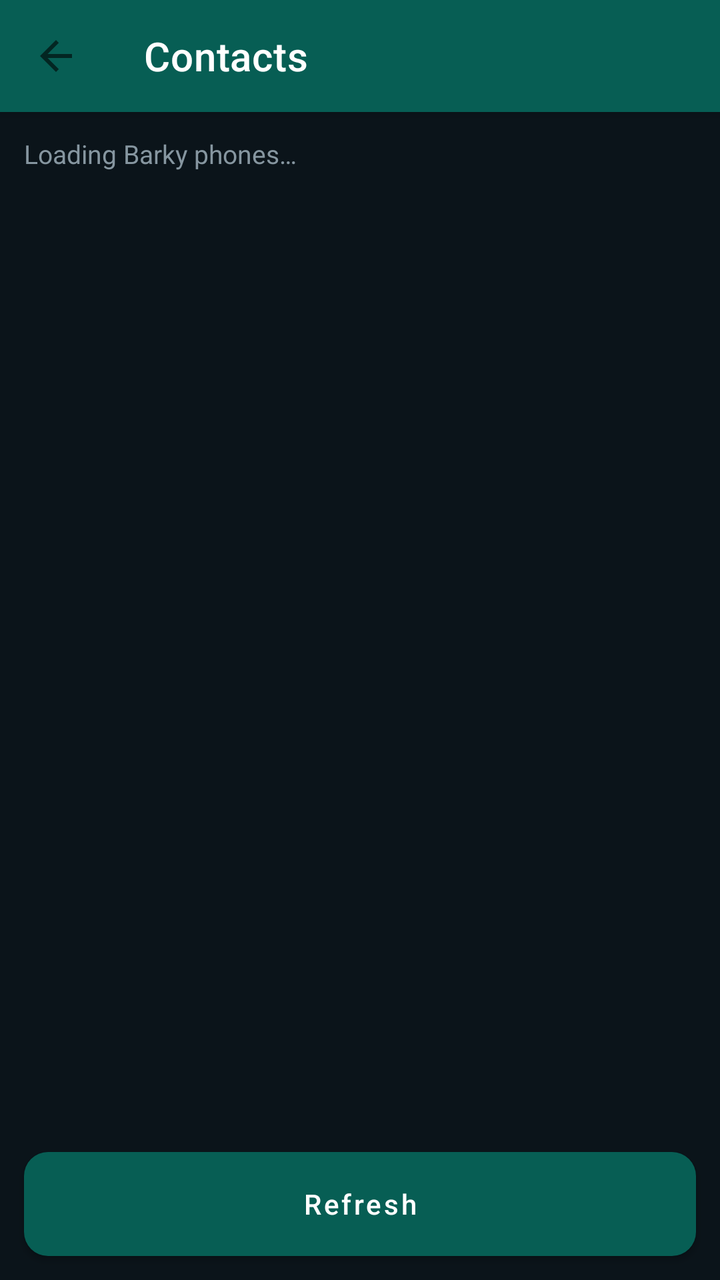
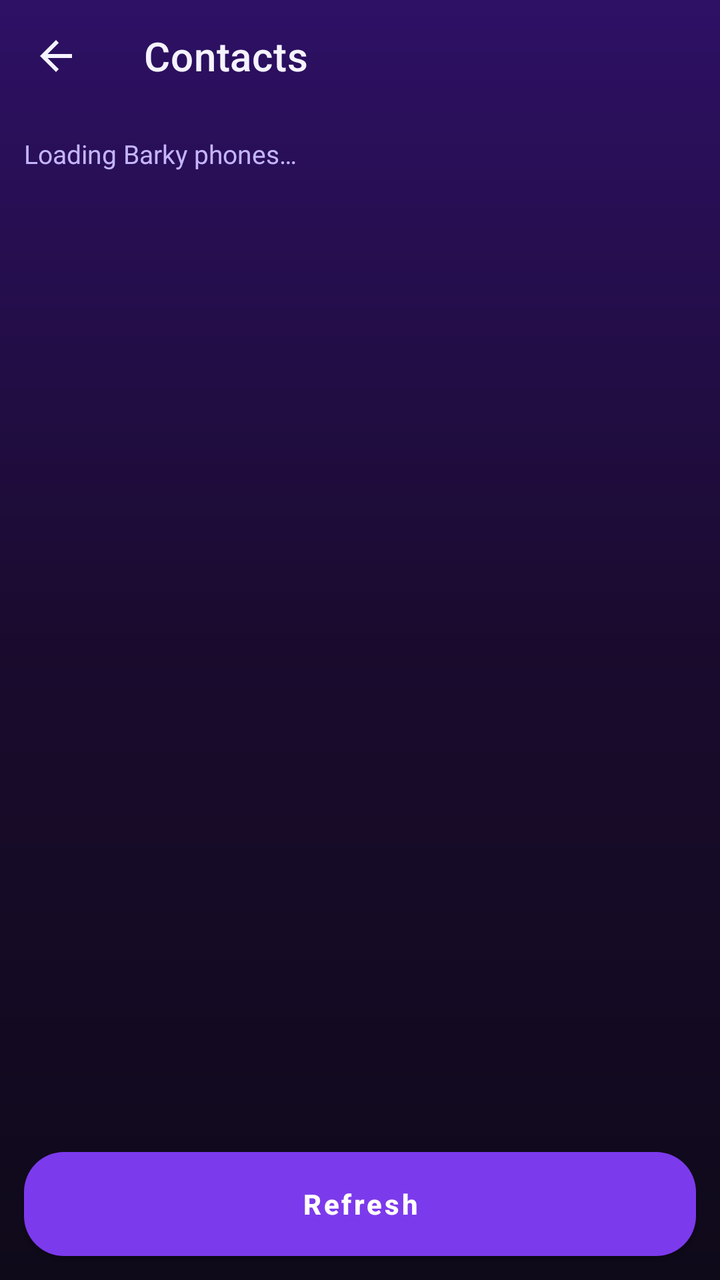

An Android layout rendered at two revisions. The XML below is the earlier revision; the diff shows what the commit changed to produce the second picture.
<!-- AndroidManifest.xml: application theme Theme.Barky -->
<!-- res/layout/activity_contacts.xml -->
<?xml version="1.0" encoding="utf-8"?>
<LinearLayout xmlns:android="http://schemas.android.com/apk/res/android"
    xmlns:app="http://schemas.android.com/apk/res-auto"
    android:layout_width="match_parent"
    android:layout_height="match_parent"
    android:background="@color/barky_background"
    android:fitsSystemWindows="true"
    android:orientation="vertical">

    <com.google.android.material.appbar.MaterialToolbar
        android:id="@+id/toolbar"
        android:layout_width="match_parent"
        android:layout_height="?attr/actionBarSize"
        android:background="@color/barky_primary"
        android:elevation="4dp"
        app:navigationIcon="?attr/homeAsUpIndicator"
        app:title="@string/contacts_title"
        app:titleTextColor="@color/barky_on_primary" />

    <TextView
        android:id="@+id/contacts_status"
        android:layout_width="match_parent"
        android:layout_height="wrap_content"
        android:padding="12dp"
        android:text="@string/contacts_loading"
        android:textColor="@color/barky_on_surface_muted"
        android:textSize="13sp" />

    <androidx.recyclerview.widget.RecyclerView
        android:id="@+id/contacts_list"
        android:layout_width="match_parent"
        android:layout_height="0dp"
        android:layout_weight="1"
        android:clipToPadding="false"
        android:padding="8dp" />

    <com.google.android.material.button.MaterialButton
        android:id="@+id/contacts_refresh"
        style="@style/Widget.Barky.Button"
        android:layout_width="match_parent"
        android:layout_height="wrap_content"
        android:layout_margin="12dp"
        android:text="@string/contacts_refresh" />
</LinearLayout>
<!-- resources referenced by this layout -->
<resources>
  <color name="barky_background">#0B141A</color>
  <color name="barky_on_primary">#FFFFFF</color>
  <color name="barky_on_surface_muted">#8696A0</color>
  <color name="barky_primary">#075E54</color>
  <string name="contacts_loading">Loading Barky phones…</string>
  <string name="contacts_refresh">Refresh</string>
  <string name="contacts_title">Contacts</string>
  <style name="Widget.Barky.Button" parent="Widget.MaterialComponents.Button">
          <item name="android:minHeight">52dp</item>
          <item name="android:insetTop">0dp</item>
          <item name="android:insetBottom">0dp</item>
          <item name="cornerRadius">12dp</item>
          <item name="backgroundTint">@color/barky_primary</item>
          <item name="android:textColor">@color/barky_on_primary</item>
          <item name="android:textAllCaps">false</item>
      </style>
  <style name="Theme.Barky" parent="Theme.MaterialComponents.DayNight.NoActionBar">
          <item name="colorPrimary">@color/barky_primary</item>
          <item name="colorPrimaryVariant">@color/barky_primary_dark</item>
          <item name="colorSecondary">@color/barky_secondary</item>
          <item name="colorOnPrimary">@color/barky_on_primary</item>
          <item name="colorOnSecondary">@color/barky_on_primary</item>
          <item name="android:colorBackground">@color/barky_background</item>
          <item name="colorSurface">@color/barky_surface</item>
          <item name="colorOnSurface">@color/barky_on_surface</item>
          <item name="android:statusBarColor">@color/barky_primary_dark</item>
          <item name="android:navigationBarColor">@color/barky_surface</item>
          <item name="android:windowLightStatusBar">false</item>
          <item name="android:windowBackground">@color/barky_background</item>
          <item name="materialButtonStyle">@style/Widget.Barky.Button</item>
      </style>
  <color name="barky_primary_dark">#064C44</color>
  <color name="barky_secondary">#25D366</color>
  <color name="barky_surface">#1F2C34</color>
  <color name="barky_on_surface">#E9EDEF</color>
</resources>

<!-- the commit's change to res/layout/activity_contacts.xml (unified diff, before → after) -->
@@ -3,7 +3,7 @@
     xmlns:app="http://schemas.android.com/apk/res-auto"
     android:layout_width="match_parent"
     android:layout_height="match_parent"
-    android:background="@color/barky_background"
+    android:background="@drawable/bg_violet_pulse_window"
     android:fitsSystemWindows="true"
     android:orientation="vertical">
 
@@ -11,11 +11,12 @@
         android:id="@+id/toolbar"
         android:layout_width="match_parent"
         android:layout_height="?attr/actionBarSize"
-        android:background="@color/barky_primary"
-        android:elevation="4dp"
+        android:background="@android:color/transparent"
+        android:elevation="0dp"
         app:navigationIcon="?attr/homeAsUpIndicator"
+        app:navigationIconTint="@color/barky_on_surface"
         app:title="@string/contacts_title"
-        app:titleTextColor="@color/barky_on_primary" />
+        app:titleTextColor="@color/barky_on_surface" />
 
     <TextView
         android:id="@+id/contacts_status"
<!-- resource entries referenced after the edit -->
@@ -1,9 +1,20 @@
 <!-- resources referenced by this layout -->
 <resources>
-  <color name="barky_background">#0B141A</color>
+  <color name="barky_background">#0F0A1A</color>
   <color name="barky_on_primary">#FFFFFF</color>
-  <color name="barky_on_surface_muted">#8696A0</color>
-  <color name="barky_primary">#075E54</color>
+  <color name="barky_on_surface_muted">#C4B5FD</color>
+  <!-- drawable bg_violet_pulse_window (drawable) -->
+  <?xml version="1.0" encoding="utf-8"?>
+  <shape xmlns:android="http://schemas.android.com/apk/res/android"
+      android:shape="rectangle">
+      <gradient
+          android:angle="270"
+          android:centerColor="#1A0B2E"
+          android:endColor="#0F0A1A"
+          android:startColor="#2E1065"
+          android:type="linear" />
+  </shape>
+  <color name="barky_primary">#7C3AED</color>
   <string name="contacts_loading">Loading Barky phones…</string>
   <string name="contacts_refresh">Refresh</string>
   <string name="contacts_title">Contacts</string>
@@ -11,10 +22,12 @@
           <item name="android:minHeight">52dp</item>
           <item name="android:insetTop">0dp</item>
           <item name="android:insetBottom">0dp</item>
-          <item name="cornerRadius">12dp</item>
+          <item name="cornerRadius">20dp</item>
           <item name="backgroundTint">@color/barky_primary</item>
           <item name="android:textColor">@color/barky_on_primary</item>
           <item name="android:textAllCaps">false</item>
+          <item name="android:textStyle">bold</item>
+          <item name="elevation">2dp</item>
       </style>
   <style name="Theme.Barky" parent="Theme.MaterialComponents.DayNight.NoActionBar">
           <item name="colorPrimary">@color/barky_primary</item>
@@ -26,14 +39,23 @@
           <item name="colorSurface">@color/barky_surface</item>
           <item name="colorOnSurface">@color/barky_on_surface</item>
           <item name="android:statusBarColor">@color/barky_primary_dark</item>
-          <item name="android:navigationBarColor">@color/barky_surface</item>
+          <item name="android:navigationBarColor">@color/barky_background</item>
           <item name="android:windowLightStatusBar">false</item>
-          <item name="android:windowBackground">@color/barky_background</item>
+          <item name="android:windowBackground">@drawable/bg_violet_pulse_window</item>
           <item name="materialButtonStyle">@style/Widget.Barky.Button</item>
+          <item name="materialCardViewStyle">@style/Widget.Barky.Card</item>
       </style>
-  <color name="barky_primary_dark">#064C44</color>
-  <color name="barky_secondary">#25D366</color>
-  <color name="barky_surface">#1F2C34</color>
-  <color name="barky_on_surface">#E9EDEF</color>
+  <color name="barky_primary_dark">#2E1065</color>
+  <color name="barky_secondary">#EC4899</color>
+  <color name="barky_surface">#1A1030</color>
+  <style name="Widget.Barky.Card" parent="Widget.MaterialComponents.CardView">
+          <item name="cardBackgroundColor">@color/barky_surface</item>
+          <item name="cardCornerRadius">22dp</item>
+          <item name="cardElevation">4dp</item>
+          <item name="strokeColor">@color/barky_card_stroke</item>
+          <item name="strokeWidth">1dp</item>
+      </style>
+  <color name="barky_card_stroke">#4C1D95</color>
+  <color name="barky_on_surface">#F5F3FF</color>
 </resources>
 
